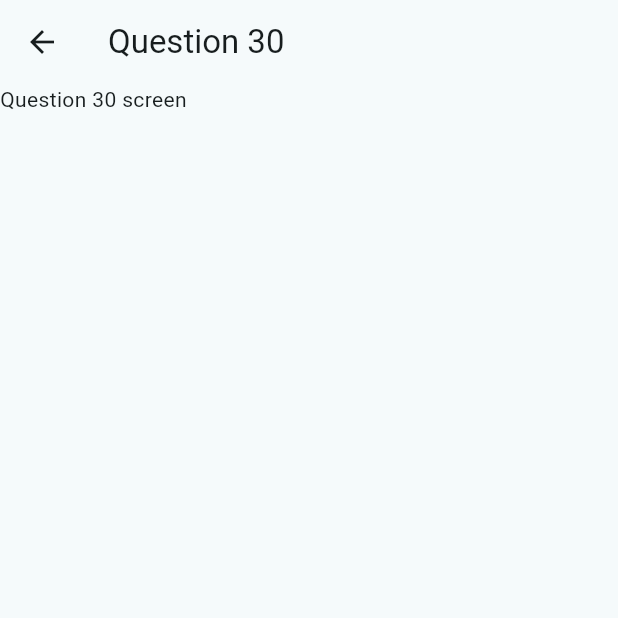
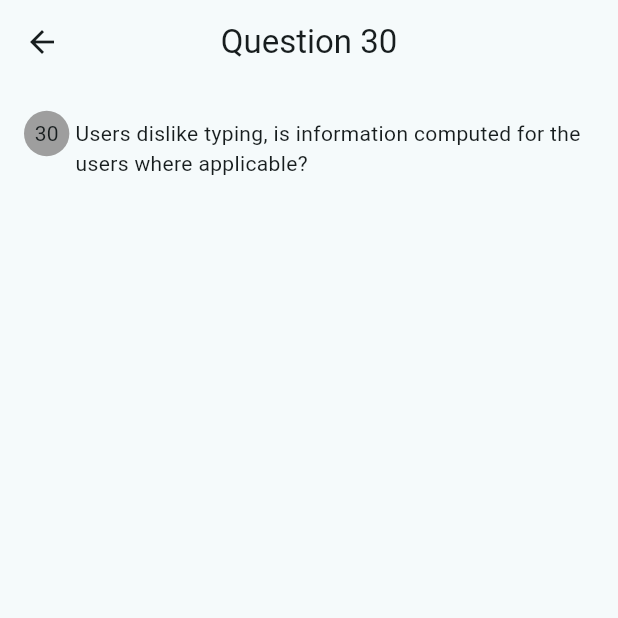
Before and after one commit to marek-jakub/usable_design, a Flutter app: the QuestionThirtyScreen screen opened by its route, on a phone screen of 412 x 824 dp, the top half of it. Run offline on Flutter 3.47's test engine with Material 3 defaults, Android fonts, the phone set to English and light mode, and no system bars.

Commit message:
Add question text.

```diff
--- a/lib/screens/question_30/question_30_screen.dart
+++ b/lib/screens/question_30/question_30_screen.dart
@@ -11,9 +11,47 @@ class _QuestionThirtyScreenState extends State<QuestionThirtyScreen> {
   @override
   Widget build(BuildContext context) {
     return Scaffold(
-        appBar: AppBar(
-          title: const Text('Question 30'),
+      appBar: AppBar(
+        centerTitle: true,
+        title: const Text('Question 30'),
+      ),
+      body: Padding(
+        padding: const EdgeInsets.all(16.0),
+        child: Row(
+          mainAxisAlignment: MainAxisAlignment.start,
+          crossAxisAlignment: CrossAxisAlignment.start,
+          children: [
+            Container(
+              decoration: const BoxDecoration(
+                  shape: BoxShape.circle, color: Colors.grey),
+              margin: const EdgeInsets.fromLTRB(0, 0, 4, 0),
+              padding: const EdgeInsets.all(7),
+              child: const Text('30'),
+            ),
+            Expanded(
+              child: Padding(
+                padding: const EdgeInsets.fromLTRB(0, 7, 0, 0),
+                child: Text.rich(
+                  TextSpan(
+                    text: _getQuestion30(),
+                  ),
+                ),
+              ),
+            ),
+          ],
         ),
-        body: const Text('Question 30 screen'));
+      ),
+    );
+  }
+
+  String _getQuestion30() {
+    String question = '''Users dislike typing, is information computed
+                   for the users where applicable?''';
+
+    final extraWhiteSpace = RegExp(r'(?! )\s+| \s+');
+    question = question.replaceAll('\n', '');
+    question = question.replaceAll(extraWhiteSpace, ' ');
+
+    return question;
   }
 }
```
